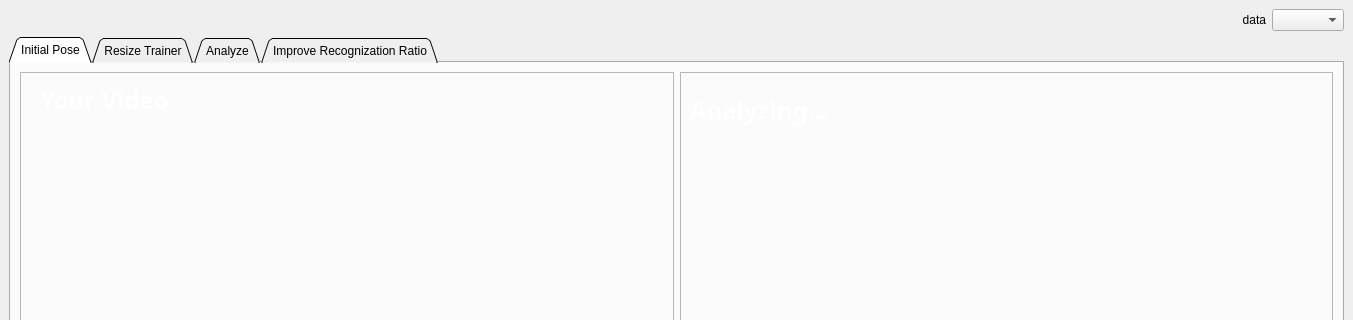
Before: the Qt Designer form ui/moreinfo.ui in Algostu/chungyo, drawn with Qt 5; both pictures show x 0 to 1353 and y 0 to 320 of the 1353 by 855 pixel window.
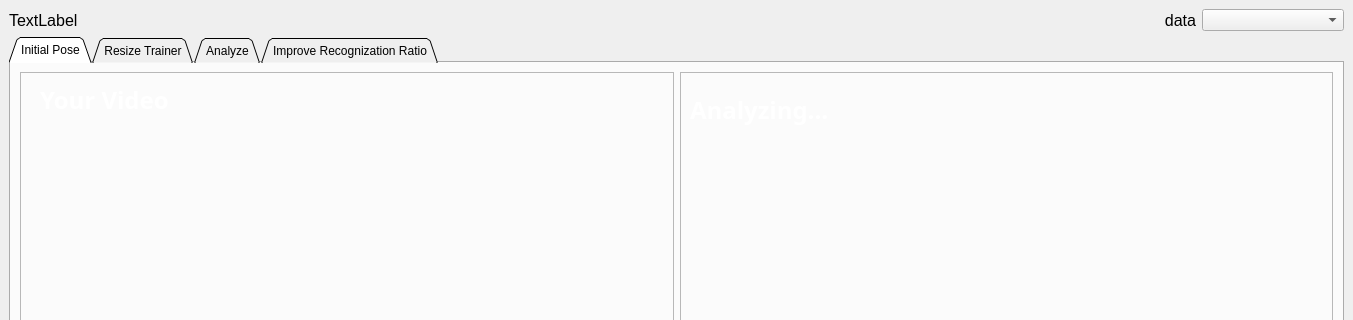
After: the same form once the commit is applied. Icons and pictures are not drawn.

Diff of the .ui file:
```diff
--- a/ui/moreinfo.ui
+++ b/ui/moreinfo.ui
@@ -712,9 +712,28 @@
      </widget>
     </item>
     <item row="0" column="0">
-     <layout class="QHBoxLayout" name="horizontalLayout_2" stretch="20,0">
+     <layout class="QHBoxLayout" name="horizontalLayout_2" stretch="5,20,3">
+      <item>
+       <widget class="QLabel" name="name_tag">
+        <property name="font">
+         <font>
+          <family>Arial</family>
+          <pointsize>12</pointsize>
+         </font>
+        </property>
+        <property name="text">
+         <string>TextLabel</string>
+        </property>
+       </widget>
+      </item>
       <item>
        <widget class="QLabel" name="label">
+        <property name="font">
+         <font>
+          <family>Arial</family>
+          <pointsize>12</pointsize>
+         </font>
+        </property>
         <property name="text">
          <string>data</string>
         </property>
```
Left out of the diff: 32 changed lines with no effect on the pictures.
